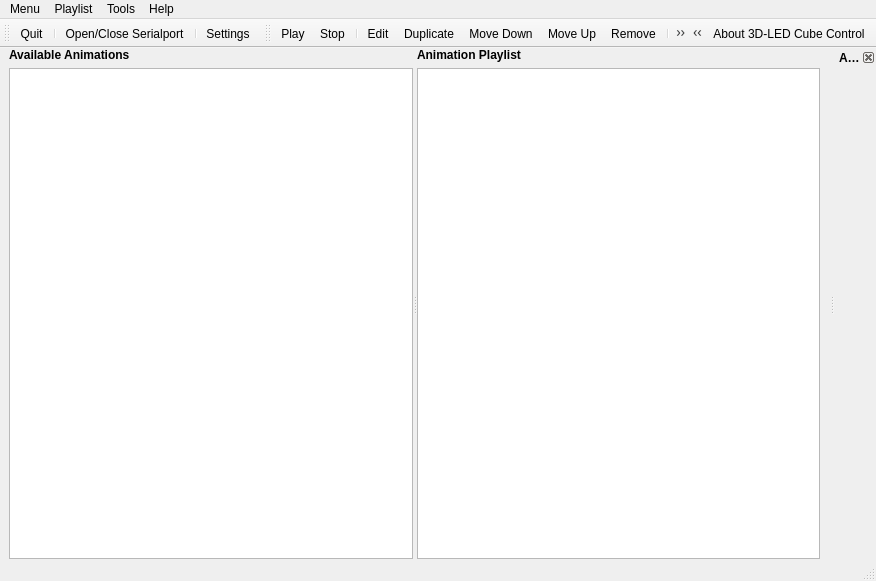
Before: the Qt Designer form src/gui/MainWindow.ui in casch-at/ledcc, drawn with Qt 5.
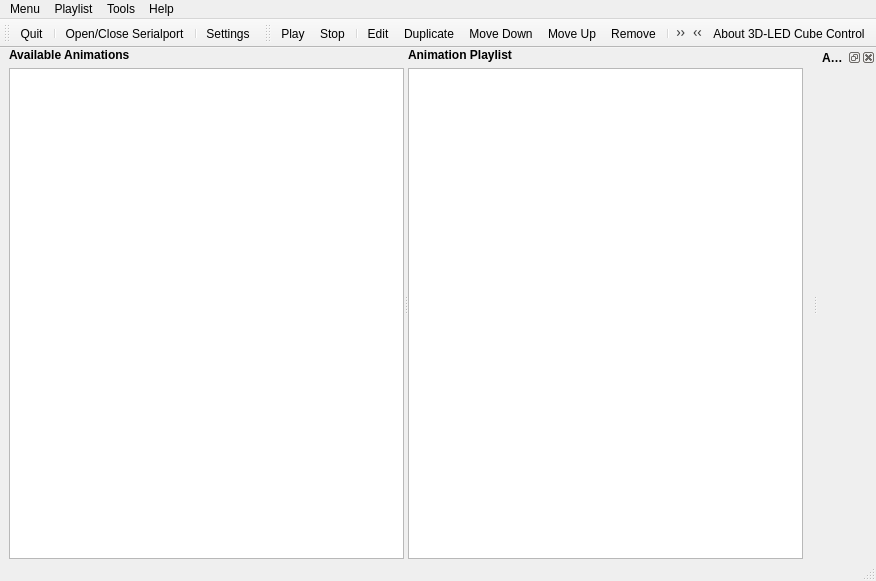
After: the same form once the commit is applied. Icons and pictures are not drawn. Custom widgets are drawn as their Qt base class.

```diff
--- a/src/gui/MainWindow.ui
+++ b/src/gui/MainWindow.ui
@@ -97,7 +97,7 @@
     <bool>false</bool>
    </property>
    <property name="features">
-    <set>QDockWidget::DockWidgetClosable|QDockWidget::DockWidgetMovable</set>
+    <set>QDockWidget::AllDockWidgetFeatures</set>
    </property>
    <property name="allowedAreas">
     <set>Qt::LeftDockWidgetArea|Qt::RightDockWidgetArea</set>
```
